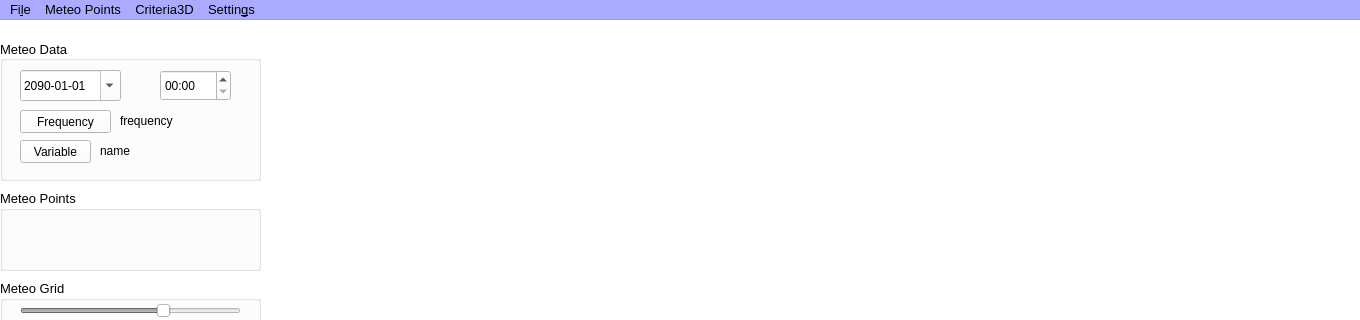
Qt form CRITERIA3D/mainwindow.ui (gaowudao/CRITERIA3D) before a commit; both pictures show x 0 to 1360 and y 0 to 320 of the 1360 by 768 pixel window.
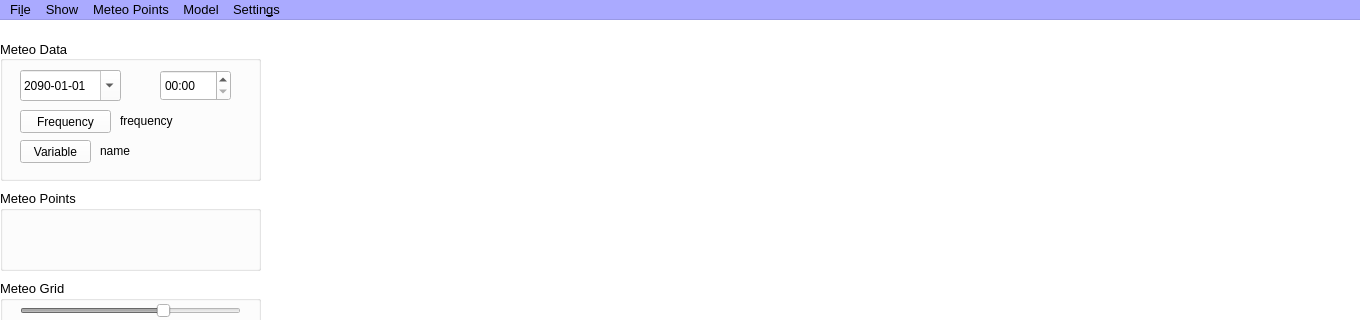
The same form after that commit.

Patch:
```diff
--- a/CRITERIA3D/mainwindow.ui
+++ b/CRITERIA3D/mainwindow.ui
@@ -2419,19 +2419,23 @@
    </widget>
    <widget class="QMenu" name="menuCriteria3D">
     <property name="title">
-     <string>Criteria3D</string>
+     <string>Model</string>
     </property>
     <addaction name="separator"/>
     <addaction name="actionCriteria3D_Initialize"/>
     <addaction name="actionCriteria3D_settings"/>
     <addaction name="separator"/>
-    <addaction name="actionShow_3D"/>
-    <addaction name="actionShow_DTM"/>
-    <addaction name="actionShow_boundary"/>
-    <addaction name="actionShow_soil"/>
+    <addaction name="actionCriteria3D_Initialize"/>
+   </widget>
+   <widget class="QMenu" name="menuShow">
+    <property name="title">
+     <string>Show</string>
+    </property>
+    <addaction name="actionView_3D"/>
     <addaction name="separator"/>
    </widget>
    <addaction name="menuFile"/>
+   <addaction name="menuShow"/>
    <addaction name="menuVariable"/>
    <addaction name="menuCriteria3D"/>
    <addaction name="menuGIS_settings"/>
```
Left out of the diff: 34 changed lines with no effect on the pictures.
